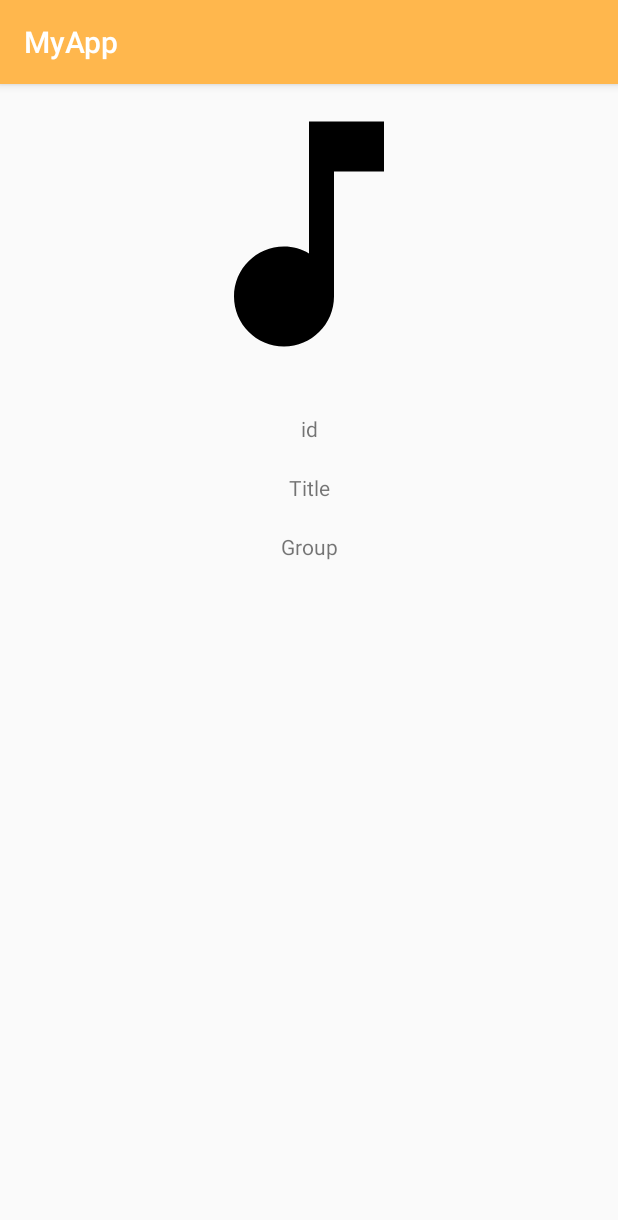
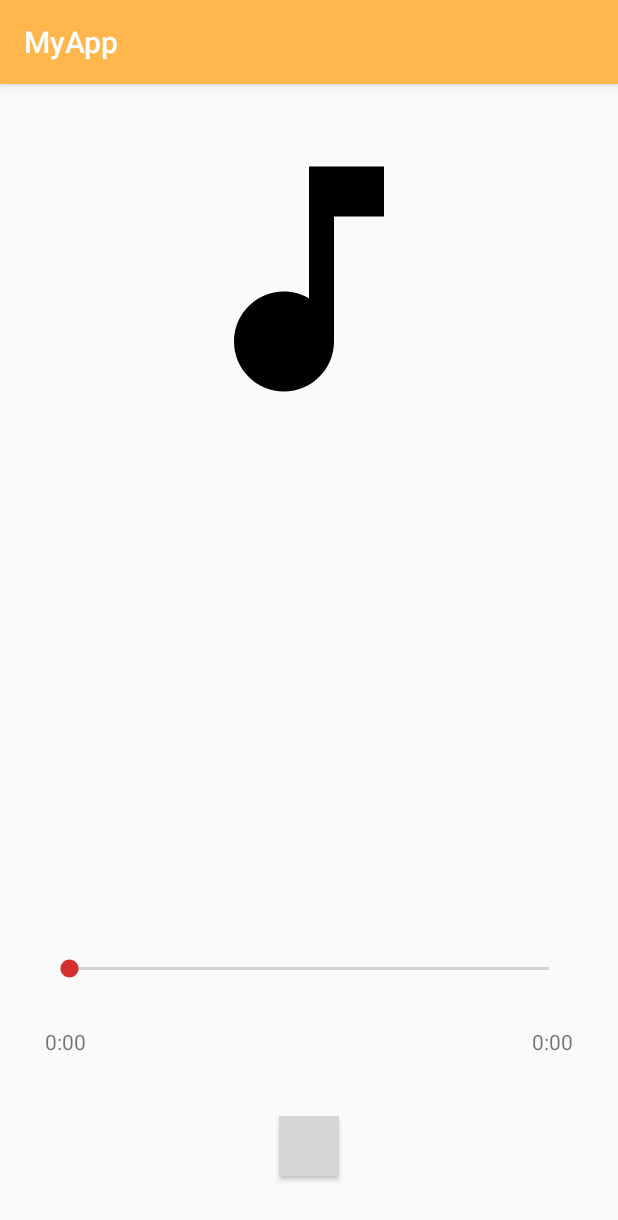
Before and after one commit to artfmove/MyApp, an Android app: the SongActivity screen opened directly, with no data from a screen before it, on a phone screen of 412 x 824 dp. Shown: the top 1220 px of the screen. Run offline under Robolectric (Android 15) with nearby library versions, the phone set to English and light mode, and no system bars; our stand-ins replace Firebase (no records; nobody signed in at launch, a user with empty details on screens opened directly); 6 statements that could not run were skipped; grey boxes are pictures that could not be loaded.

Commit message:
version 4

```diff
--- a/app/src/main/java/com/android/artem/myapp/SearchListActivity.java
+++ b/app/src/main/java/com/android/artem/myapp/SearchListActivity.java
@@ -96,7 +96,7 @@ public class SearchListActivity extends AppCompatActivity {
             @Override
             public void run(){
                 try {
-                    sleep(5000);
+                    sleep(10000);
                 }catch (Exception e){
                     e.printStackTrace();
                 }finally {
--- a/app/src/main/java/com/android/artem/myapp/SongActivity.java
+++ b/app/src/main/java/com/android/artem/myapp/SongActivity.java
@@ -7,10 +7,17 @@ import android.media.AudioManager;
 import android.media.MediaPlayer;
 import android.net.Uri;
 import android.os.Bundle;
+import android.os.CountDownTimer;
+import android.os.Handler;
+import android.os.Message;
 import android.util.Log;
+import android.view.View;
+import android.widget.Button;
 import android.widget.ImageView;
+import android.widget.SeekBar;
 import android.widget.TextView;
 
+import com.google.firebase.auth.FirebaseAuth;
 import com.google.firebase.storage.FirebaseStorage;
 import com.google.firebase.storage.StorageReference;
 
@@ -20,34 +27,49 @@ import java.net.URL;
 
 public class SongActivity extends AppCompatActivity {
 
-    private TextView idTextView;
-    private TextView titleTextView;
-    private TextView groupTextView;
+
+    private TextView titleTextView, groupTextView, elapsedTimeLabel, remainingTimeLabel;
     private ImageView imageView;
     private FirebaseStorage firebaseStorage;
     private StorageReference storageReference;
 
     private String urlSong;
-    private MediaPlayer mediaPlayer;
+    private MediaPlayer mp;
 
+    private SeekBar positionBar;
+    private Button playButton;
+    private int totalTime;
 
     @Override
     protected void onCreate(Bundle savedInstanceState) {
         super.onCreate(savedInstanceState);
         setContentView(R.layout.activity_song);
 
+        titleTextView = findViewById(R.id.titleTextView);
+        groupTextView = findViewById(R.id.groupTextView);
+        elapsedTimeLabel = findViewById(R.id.elapsedTimeLabel);
+        remainingTimeLabel = findViewById(R.id.remainingTimeLabel);
+
+
+        playButton = findViewById(R.id.playButton);
+        positionBar = findViewById(R.id.positionBar);
+
 
         Intent intent = getIntent();
         urlSong = intent.getStringExtra("Id");
+        titleTextView.setText(intent.getStringExtra("Title"));
+        groupTextView.setText(intent.getStringExtra("Group"));
+
         Thread thread = new Thread(){
             @Override
             public void run(){
                 try {
-                    sleep(0,1);
+                    sleep(0, 1);
                 }catch (Exception e){
                     e.printStackTrace();
                 }finally {
-                    createMediaPlayer();
+                   createMediaPlayer();
+
                 }
             }
         };
@@ -55,23 +77,111 @@ public class SongActivity extends AppCompatActivity {
 
 
 
+    }
+
+    public void createMediaPlayer(){
+        mp = MediaPlayer.create(getApplicationContext(), Uri.parse(urlSong));
+        mp.setLooping(true);
+        mp.seekTo(0);
+        mp.setVolume(0.5f, 0.5f);
+        totalTime = mp.getDuration();
+
+        // Position Bar
+        positionBar = findViewById(R.id.positionBar);
+        positionBar.setMax(totalTime);
+        positionBar.setOnSeekBarChangeListener(
+                new SeekBar.OnSeekBarChangeListener() {
+                    @Override
+                    public void onProgressChanged(SeekBar seekBar, int progress, boolean fromUser) {
+                        if (fromUser) {
+                            mp.seekTo(progress);
+                            positionBar.setProgress(progress);
+                        }
+                    }
+
+                    @Override
+                    public void onStartTrackingTouch(SeekBar seekBar) {
+
+                    }
+
+                    @Override
+                    public void onStopTrackingTouch(SeekBar seekBar) {
+
+                    }
+                }
+        );
 
 
+
+        new Thread(new Runnable() {
+            @Override
+            public void run() {
+                while (mp != null) {
+                    try {
+                        Message msg = new Message();
+                        msg.what = mp.getCurrentPosition();
+                        handler.sendMessage(msg);
+                        Thread.sleep(10);
+                    } catch (InterruptedException e) {}
+                }
+            }
+        }).start();
+        mp.start();
+
+    }
+    private Handler handler = new Handler() {
+        @Override
+        public void handleMessage(Message msg) {
+            int currentPosition = msg.what;
+            // Update positionBar.
+            positionBar.setProgress(currentPosition);
+
+            // Update Labels.
+            String elapsedTime = createTimeLabel(currentPosition);
+            elapsedTimeLabel.setText(elapsedTime);
+
+            String remainingTime = createTimeLabel(totalTime-currentPosition);
+            remainingTimeLabel.setText("- " + remainingTime);
+        }
+    };
+
+    public String createTimeLabel(int time) {
+        String timeLabel = "";
+        int min = time / 1000 / 60;
+        int sec = time / 1000 % 60;
+
+        timeLabel = min + ":";
+        if (sec < 10) timeLabel += "0";
+        timeLabel += sec;
+
+        return timeLabel;
     }
 
 
 
-    private void createMediaPlayer() {
-        mediaPlayer = MediaPlayer.create(this, Uri.parse(urlSong));
-        mediaPlayer.start();
-    }
+
+
 
     @Override
     protected void onStop() {
         super.onStop();
-        if(mediaPlayer!=null){
-            mediaPlayer.stop();
+        if (mp != null) {
+            mp.stop();
         }
         finish();
     }
+
+
+    public void playButton(View view) {
+        if (!mp.isPlaying()) {
+            // Stopping
+            mp.start();
+            playButton.setBackgroundResource(R.drawable.stop);
+
+        } else {
+            // Playing
+            mp.pause();
+            playButton.setBackgroundResource(R.drawable.play);
+        }
+    }
 }
--- a/app/src/main/java/com/android/artem/myapp/SongAdapter.java
+++ b/app/src/main/java/com/android/artem/myapp/SongAdapter.java
@@ -53,7 +53,6 @@ import androidx.recyclerview.widget.RecyclerView;
 
             holder.titleTextView.setText(mData.get(position).getTitle());
             holder.groupTextView.setText(mData.get(position).getGroup());
-            //holder.titleTextView.setText(mData.get(position).getTitle());
             if(mContext instanceof SearchListActivity) {
                 holder.addSongImageView.setOnClickListener(new View.OnClickListener() {
                     @Override
@@ -67,7 +66,7 @@ import androidx.recyclerview.widget.RecyclerView;
                         song.setId(mData.get(position).getId());
                         song.setGroup(mData.get(position).getGroup());
                         songsDatabaseReference.push().setValue(song);
-
+                        holder.addSongImageView.setImageResource(R.drawable.ic_check_black_24dp);
 
                     }
                 });
--- a/app/src/main/res/layout/activity_song.xml
+++ b/app/src/main/res/layout/activity_song.xml
@@ -7,35 +7,33 @@
     tools:context=".SongActivity"
     android:orientation="vertical">
 
-
+<LinearLayout
+    android:layout_weight="1"
+    android:layout_width="match_parent"
+    android:layout_height="wrap_content"
+    android:orientation="vertical">
     <ImageView
+        android:layout_marginTop="30dp"
         android:layout_gravity="center_horizontal"
         android:id="@+id/imageView"
         android:layout_width="200dp"
         android:layout_height="200dp"
         app:srcCompat="@drawable/ic_music_note_black_24dp"
         tools:layout_editor_absoluteX="136dp"/>
-    <LinearLayout
 
-        android:layout_gravity="center_horizontal"
-        android:orientation="vertical"
-        android:layout_width="match_parent"
-        android:layout_height="match_parent">
-    <TextView
-        android:id="@+id/idTextView"
-        android:gravity="center_horizontal"
-        android:layout_marginTop="20dp"
-        android:text="id"
-        android:layout_width="match_parent"
-        android:layout_height="wrap_content"/>
     <TextView
         android:id="@+id/titleTextView"
         android:gravity="center_horizontal"
+        android:textSize="40sp"
+        android:textStyle="bold"
         android:text="Title"
         android:layout_marginTop="20dp"
         android:layout_width="match_parent"
         android:layout_height="wrap_content"/>
+
     <TextView
+        android:textStyle="italic"
+        android:textSize="30sp"
         android:id="@+id/groupTextView"
         android:gravity="center_horizontal"
         android:text="Group"
@@ -43,4 +41,59 @@
         android:layout_width="match_parent"
         android:layout_height="wrap_content"/>
 </LinearLayout>
+
+    <LinearLayout
+        android:gravity="bottom"
+        android:layout_weight="1"
+        android:layout_gravity="center_horizontal"
+        android:orientation="vertical"
+        android:layout_width="match_parent"
+        android:layout_height="wrap_content">
+
+    <SeekBar
+        android:id="@+id/positionBar"
+        android:layout_width="match_parent"
+        android:layout_height="wrap_content"
+        android:layout_marginHorizontal="30dp"
+        android:layout_marginVertical="30dp"/>
+
+        <LinearLayout
+            android:layout_width="match_parent"
+            android:layout_height="wrap_content"
+            android:orientation="horizontal">
+
+            <TextView
+                android:layout_weight="1"
+                android:layout_width="0dp"
+                android:width="0dp"
+                android:id="@+id/elapsedTimeLabel"
+                android:layout_height="wrap_content"
+                android:text="0:00"
+                android:layout_marginStart="30dp"/>
+
+            <TextView
+                android:width="0dp"
+                android:layout_width="0dp"
+                android:gravity="end"
+                android:layout_weight="1"
+                android:id="@+id/remainingTimeLabel"
+                android:layout_height="wrap_content"
+                android:text="0:00"
+                android:layout_marginEnd="30dp"/>
+
+        </LinearLayout>
+
+        <Button
+            android:layout_gravity="center_horizontal"
+            android:id="@+id/playButton"
+            android:layout_width="40dp"
+            android:layout_height="40dp"
+            android:layout_marginTop="40dp"
+            android:layout_marginBottom="40dp"
+            android:background="@drawable/stop"
+            android:onClick="playButton" />
+
+
 </LinearLayout>
+
+</LinearLayout>
--- a/app/src/main/res/layout/song_item.xml
+++ b/app/src/main/res/layout/song_item.xml
@@ -3,7 +3,8 @@
     android:layout_width="match_parent"
     android:layout_height="wrap_content"
     android:id="@+id/cardView"
-    android:layout_margin="4dp">
+    android:layout_margin="4dp"
+    android:clickable="true">
 
     <LinearLayout
         android:layout_margin="10dp"
```
